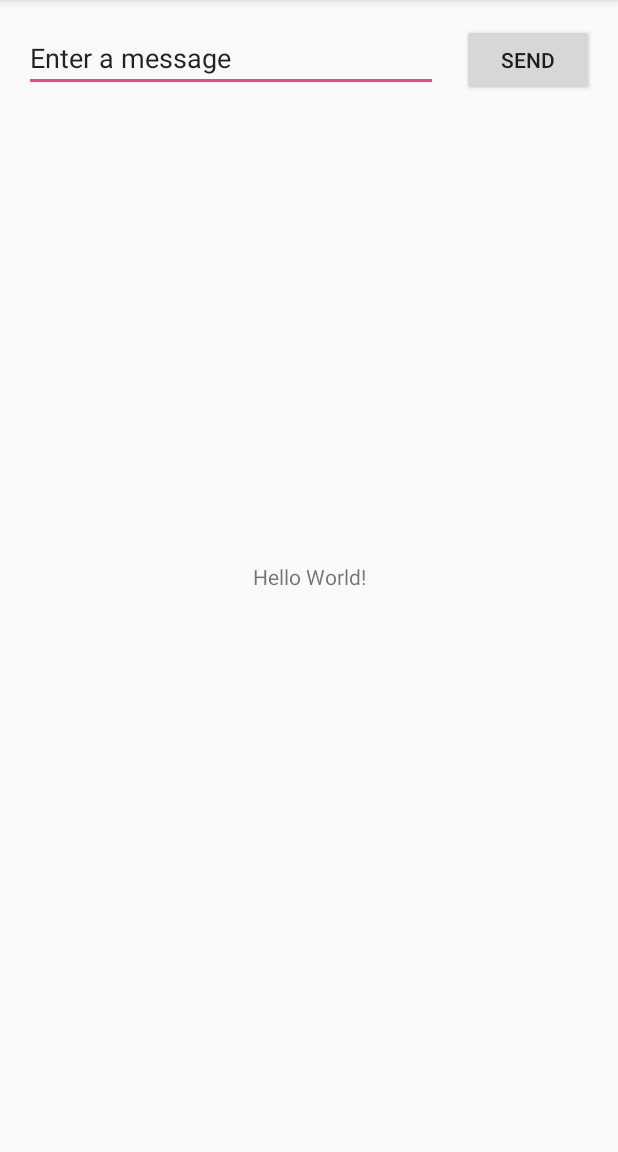
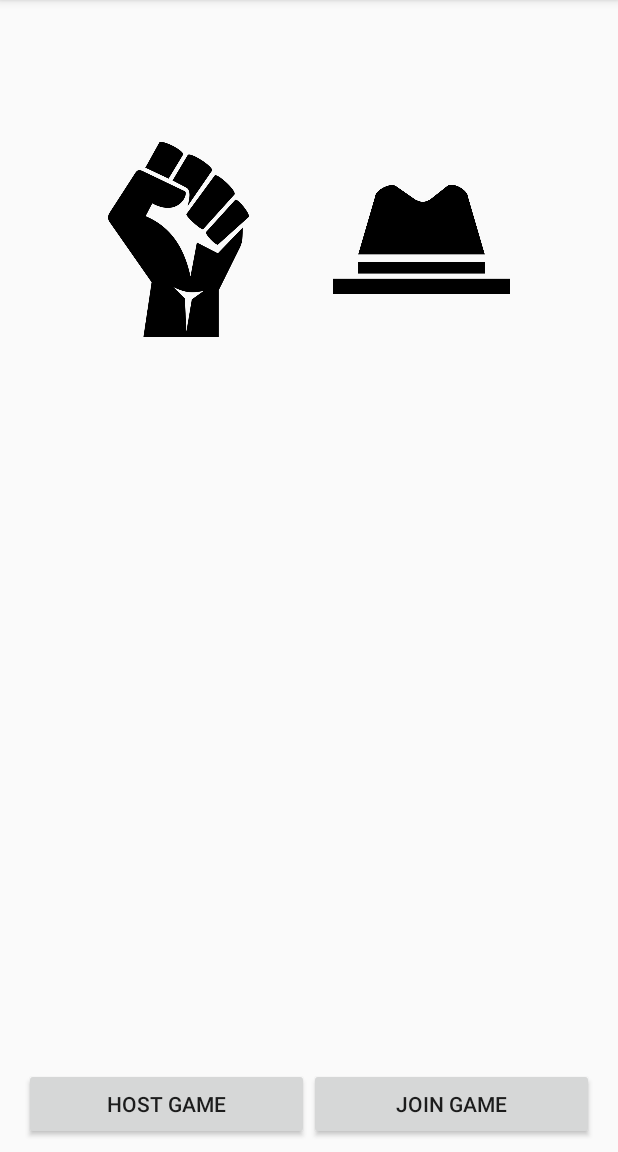
Before and after one commit to the-flatmates/resistance-clone, an Android app: the screen it shows after launch (MainActivity), on a phone screen of 412 x 824 dp, the part 84-1236 px from its top. Run offline under Robolectric (Android 15) with nearby library versions, the phone set to English and light mode, and no system bars.

Commit message:
Create host game and join game activity

```diff
--- a/app/src/main/res/layout/activity_main.xml
+++ b/app/src/main/res/layout/activity_main.xml
@@ -6,40 +6,55 @@
     android:layout_height="match_parent"
     tools:context="com.flatmates.theresistanceclone.MainActivity">
 
-    <TextView
-        android:layout_width="wrap_content"
-        android:layout_height="wrap_content"
-        android:text="Hello World!"
-        app:layout_constraintBottom_toBottomOf="parent"
-        app:layout_constraintLeft_toLeftOf="parent"
-        app:layout_constraintRight_toRightOf="parent"
-        app:layout_constraintTop_toTopOf="parent" />
+    <ImageView
+        android:id="@+id/imageView"
+        android:layout_width="94dp"
+        android:layout_height="254dp"
+        android:layout_marginStart="16dp"
+        android:layout_marginTop="32dp"
+        app:layout_constraintBottom_toBottomOf="@+id/imageView2"
+        app:layout_constraintEnd_toStartOf="@+id/imageView2"
+        app:layout_constraintHorizontal_bias="0.5"
+        app:layout_constraintHorizontal_chainStyle="spread"
+        app:layout_constraintStart_toStartOf="parent"
+        app:layout_constraintTop_toTopOf="parent"
+        app:srcCompat="@drawable/resistance_fist" />
 
-    <EditText
-        android:id="@+id/editText"
+    <ImageView
+        android:id="@+id/imageView2"
+        android:layout_width="118dp"
+        android:layout_height="255dp"
+        android:layout_marginEnd="16dp"
+        android:layout_marginTop="32dp"
+        app:layout_constraintEnd_toEndOf="parent"
+        app:layout_constraintHorizontal_bias="0.5"
+        app:layout_constraintStart_toEndOf="@+id/imageView"
+        app:layout_constraintTop_toTopOf="parent"
+        app:srcCompat="@drawable/spy" />
+
+    <Button
+        android:id="@+id/button2"
         android:layout_width="0dp"
         android:layout_height="wrap_content"
+        android:layout_marginBottom="8dp"
         android:layout_marginStart="16dp"
-        android:layout_marginTop="16dp"
-        android:ems="10"
-        android:inputType="textPersonName"
-        android:text="@string/edit_message"
-        app:layout_constraintEnd_toStartOf="@+id/button"
-        app:layout_constraintHorizontal_bias="0.5"
-        app:layout_constraintStart_toStartOf="parent"
-        app:layout_constraintTop_toTopOf="parent" />
+        android:onClick="hostGame"
+        android:text="@string/host_game"
+        app:layout_constraintBottom_toBottomOf="parent"
+        app:layout_constraintEnd_toStartOf="@+id/button3"
+        app:layout_constraintStart_toStartOf="parent" />
 
     <Button
-        android:id="@+id/button"
-        android:layout_width="wrap_content"
+        android:id="@+id/button3"
+        android:layout_width="0dp"
         android:layout_height="wrap_content"
+        android:layout_marginBottom="8dp"
         android:layout_marginEnd="16dp"
-        android:layout_marginStart="16dp"
-        android:onClick="sendMessage"
-        android:text="@string/button_send"
-        app:layout_constraintBaseline_toBaselineOf="@+id/editText"
+        android:onClick="joinGame"
+        android:text="@string/join_game"
+        app:layout_constraintBottom_toBottomOf="parent"
         app:layout_constraintEnd_toEndOf="parent"
         app:layout_constraintHorizontal_bias="0.5"
-        app:layout_constraintStart_toEndOf="@+id/editText" />
+        app:layout_constraintStart_toEndOf="@+id/button2" />
 
 </android.support.constraint.ConstraintLayout>
--- a/app/src/main/res/values/strings.xml
+++ b/app/src/main/res/values/strings.xml
@@ -2,4 +2,8 @@
     <string name="app_name">The Resistance Clone</string>
     <string name="edit_message">Enter a message</string>
     <string name="button_send">Send</string>
+    <string name="host_game">Host Game</string>
+    <string name="join_game">Join Game</string>
+    <string name="num_players">Number of Players</string>
+    <string name="submit">Submit</string>
 </resources>
```
Also changed, not shown: app/src/main/AndroidManifest.xml (+19 -0 lines), app/src/main/java/com/flatmates/theresistanceclone/HostGame.java (added, +13 -0 lines), app/src/main/java/com/flatmates/theresistanceclone/JoinGame.java (added, +13 -0 lines), app/src/main/java/com/flatmates/theresistanceclone/MainActivity.java (+21 -5 lines), app/src/main/res/layout/activity_host_game.xml (added, +109 -0 lines), app/src/main/res/layout/activity_join_game.xml (added, +19 -0 lines), app/src/main/res/drawable/resistance_fist.png (added), app/src/main/res/drawable/spy.png (added).
